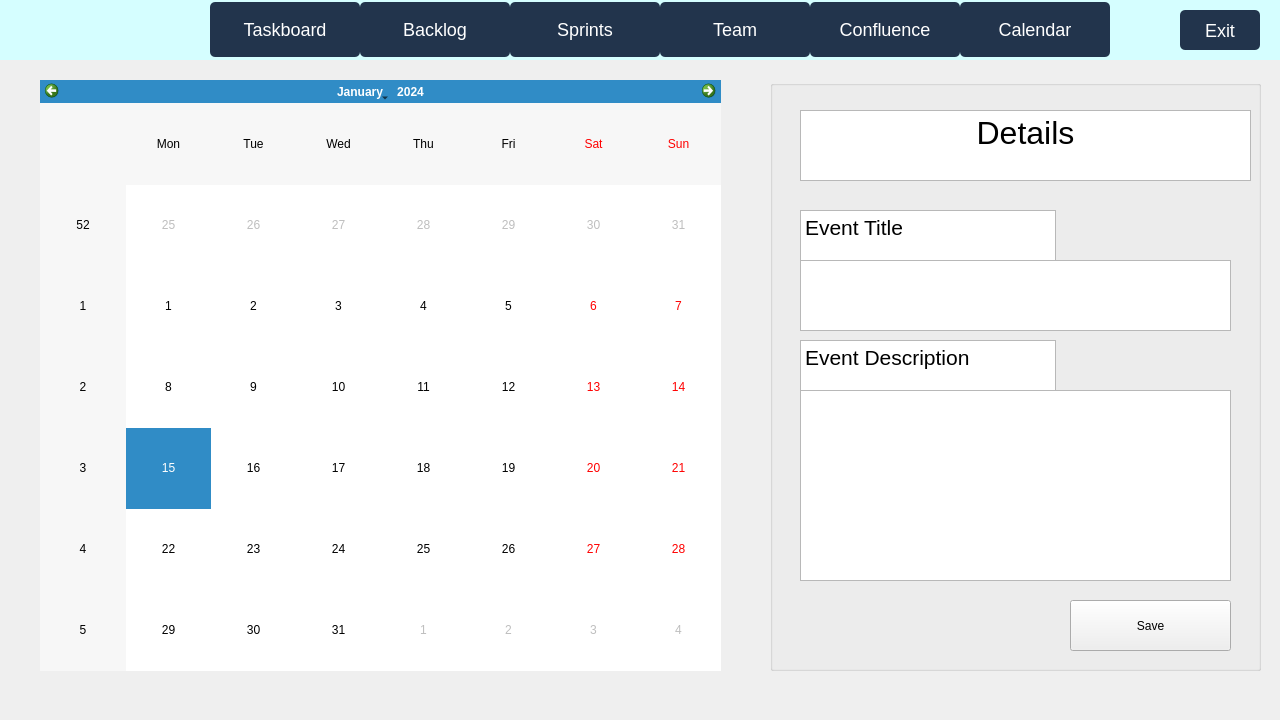
First picture: the form in code/Staging_Environment/Recovered/Staging_Environment_Recorverd/parentboard.ui, repository muazzamaqeel/Software-Project-CTS-5, before the edit.
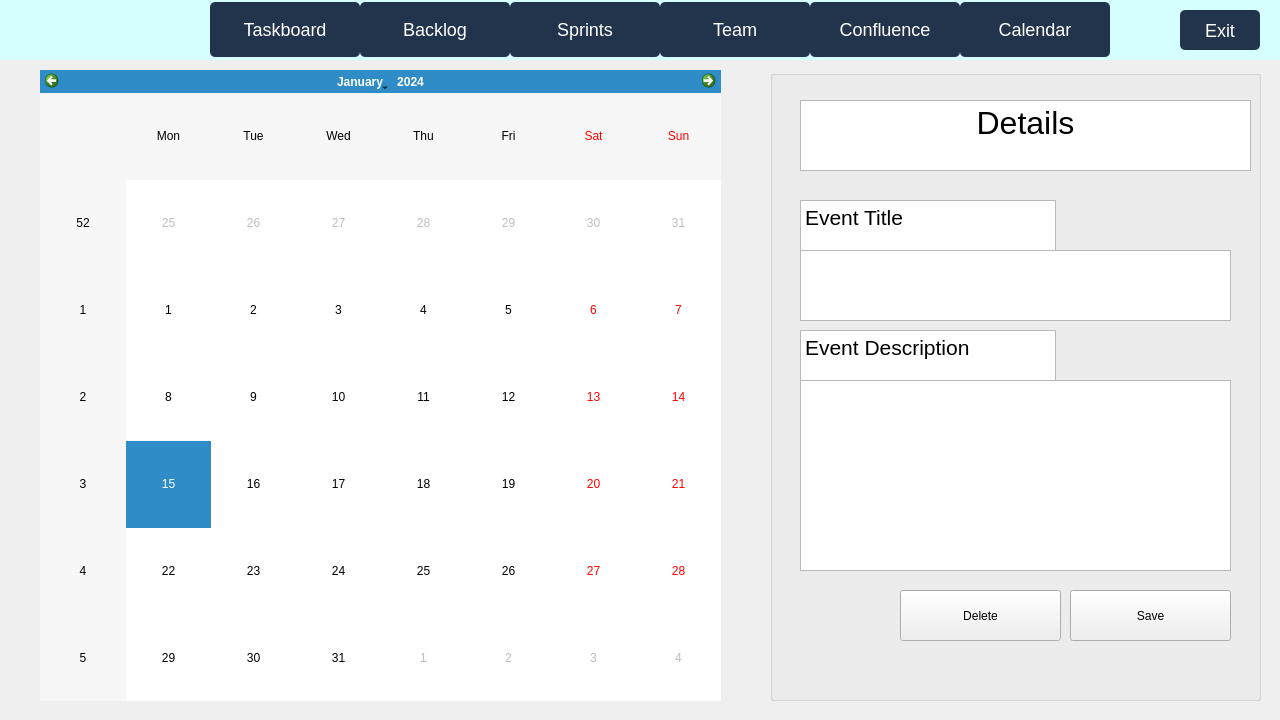
Second picture: the form after the edit. The open tabs and pages were chosen to show the change. Icons and pictures are not drawn.

Commit message: Calendar Tab - Fix

Patch:
```diff
--- a/code/Staging_Environment/Recovered/Staging_Environment_Recorverd/parentboard.ui
+++ b/code/Staging_Environment/Recovered/Staging_Environment_Recorverd/parentboard.ui
@@ -3712,9 +3712,9 @@
         <property name="geometry">
          <rect>
           <x>40</x>
-          <y>20</y>
+          <y>10</y>
           <width>681</width>
-          <height>591</height>
+          <height>631</height>
          </rect>
         </property>
         <property name="styleSheet">
@@ -3725,9 +3725,9 @@
         <property name="geometry">
          <rect>
           <x>770</x>
-          <y>20</y>
+          <y>10</y>
           <width>491</width>
-          <height>591</height>
+          <height>631</height>
          </rect>
         </property>
         <property name="title">
@@ -3826,6 +3826,19 @@
           <string>Save</string>
          </property>
         </widget>
+        <widget class="QPushButton" name="Button_DeleteCalendar">
+         <property name="geometry">
+          <rect>
+           <x>130</x>
+           <y>520</y>
+           <width>161</width>
+           <height>51</height>
+          </rect>
+         </property>
+         <property name="text">
+          <string>Delete</string>
+         </property>
+        </widget>
        </widget>
       </widget>
      </widget>
```
Left out of the diff: 2 changed lines with no effect on the pictures. The commit also changes 6 other files.
